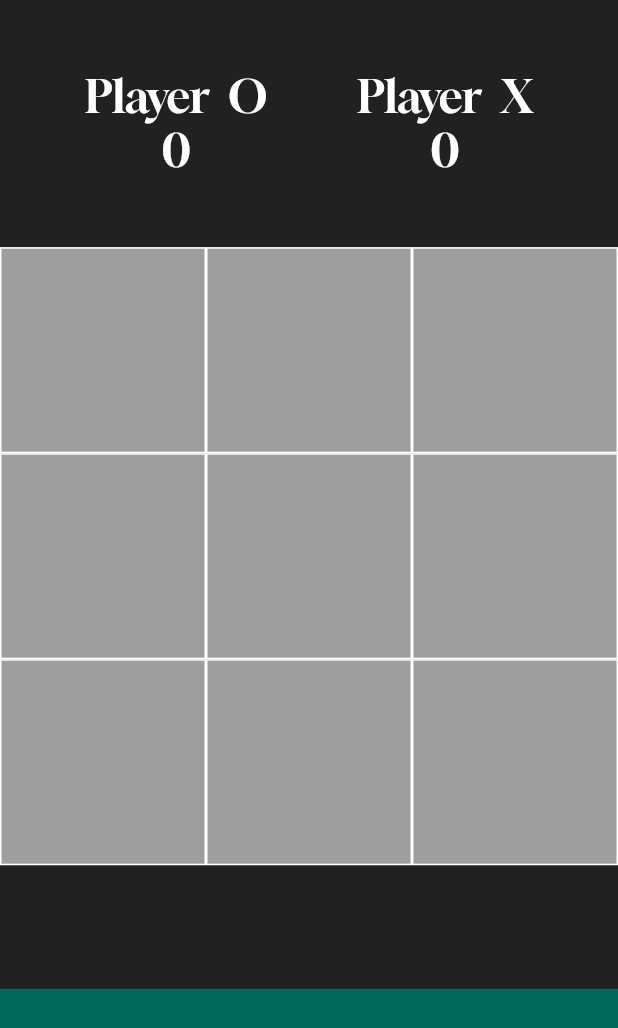
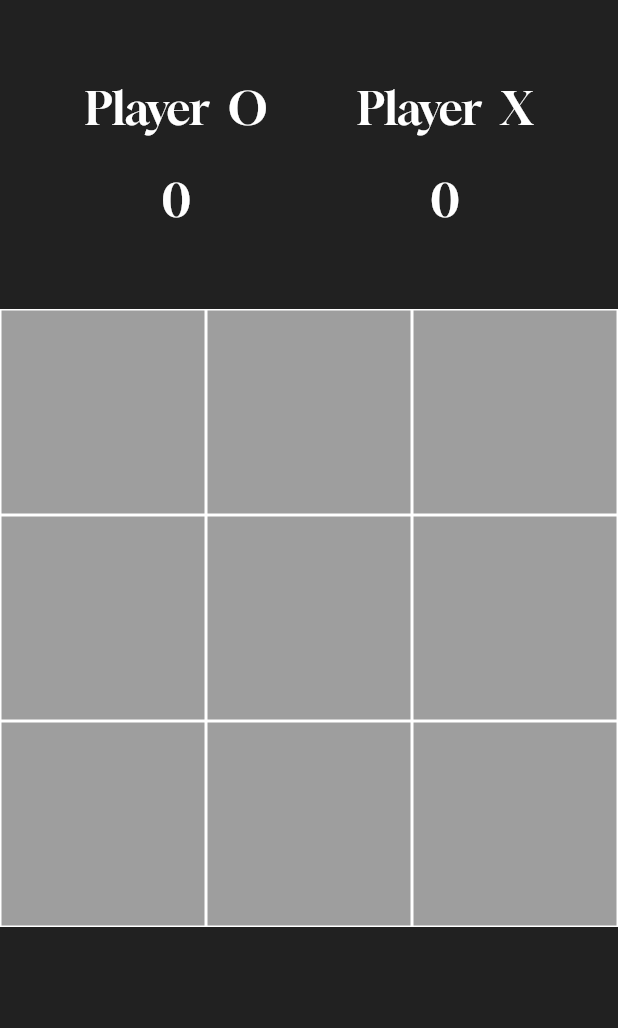
Before and after one commit to rjunaidd/tic_tac-game, a Flutter app: the GameScreen screen opened directly, on a phone screen of 412 x 824 dp. Shown: the top 1028 px of the screen. Run offline on Flutter 3.47's test engine with Material 2 defaults, Android fonts, the phone set to English and light mode, and no system bars; missing offline and left inert: simple_ripple_animation.

Commit message:
complate game

```diff
--- a/lib/game_screen.dart
+++ b/lib/game_screen.dart
@@ -44,6 +44,9 @@ class _GameScreenState extends State<GameScreen> {
                         mainAxisAlignment: MainAxisAlignment.center,
                         children: [
                           Text("Player  O" ,style: playertextstyle,),
+                          SizedBox(
+                            height: size.height * 0.03,
+                          ),
                           Text(firstScore.toString() ,style: playertextstyle,),
                         ],
                       ),
@@ -54,6 +57,9 @@ class _GameScreenState extends State<GameScreen> {
                         mainAxisAlignment: MainAxisAlignment.center,
                         children: [
                           Text("Player  X" , style: playertextstyle,),
+                          SizedBox(
+                            height: size.height * 0.03,
+                          ),
                           Text(exScore.toString() , style: playertextstyle,),
                         ],
                       ),
@@ -88,11 +94,7 @@ class _GameScreenState extends State<GameScreen> {
                 },
               ),
             ),
-            Expanded(
-                child: Container(
-                  color:  Colors.teal.shade800,
-                )
-            ),
+
           ],
         ),
       ),
```
